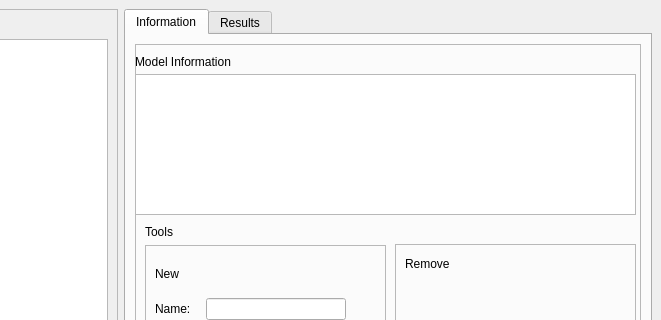
Qt form Rosalind/new.ui (HFrajacomo/EnGENE) before a commit; both pictures show x 419 to 1080 and y 0 to 320 of the 1080 by 858 pixel window.
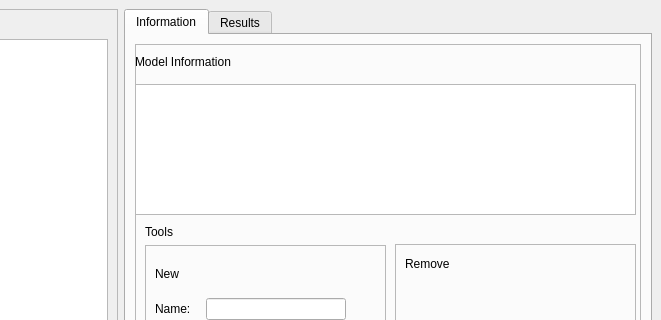
The same form after that commit. Icons and pictures are not drawn.

Commit message: Added GUI Model info and selection trigger

```diff
--- a/Rosalind/new.ui
+++ b/Rosalind/new.ui
@@ -36,19 +36,6 @@
           <property name="frameShadow">
            <enum>QFrame::Raised</enum>
           </property>
-          <widget class="QTableWidget" name="info_table">
-           <property name="geometry">
-            <rect>
-             <x>0</x>
-             <y>30</y>
-             <width>501</width>
-             <height>141</height>
-            </rect>
-           </property>
-           <property name="editTriggers">
-            <set>QAbstractItemView::NoEditTriggers</set>
-           </property>
-          </widget>
           <widget class="QLabel" name="label_5">
            <property name="geometry">
             <rect>
@@ -578,6 +565,16 @@
             <number>1000</number>
            </property>
           </widget>
+          <widget class="QTextBrowser" name="textBrowser">
+           <property name="geometry">
+            <rect>
+             <x>0</x>
+             <y>40</y>
+             <width>501</width>
+             <height>131</height>
+            </rect>
+           </property>
+          </widget>
          </widget>
         </item>
        </layout>
```
Left out of the diff: 9 changed lines with no effect on the pictures. The commit also changes 3 other files.
